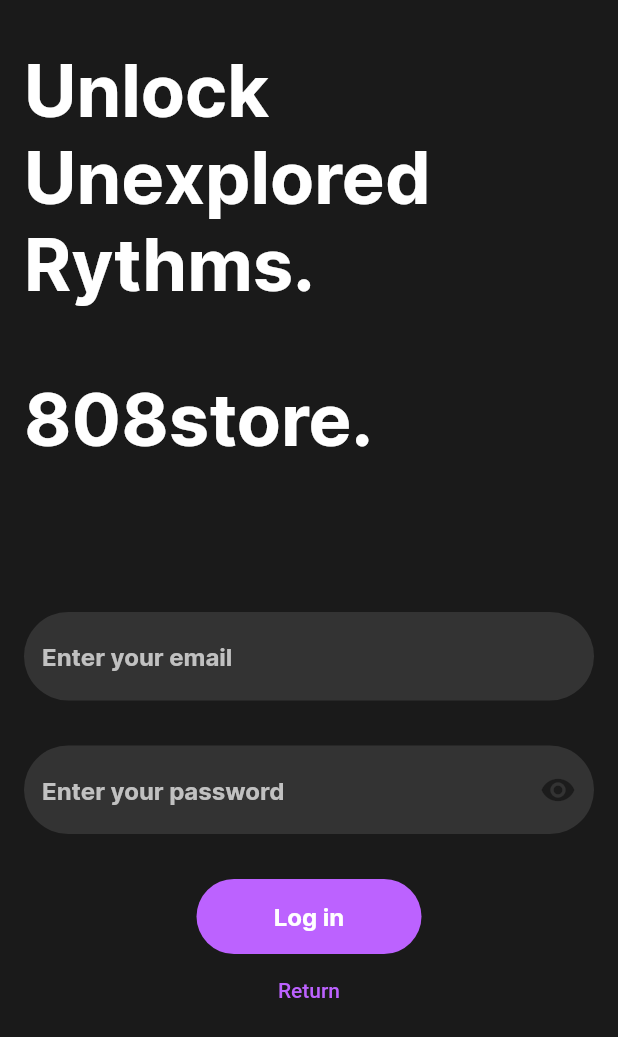
After one commit to norbertwrzos/808store, a Flutter app: the screen it shows after launch, after a tap on "Log in", on a phone screen of 412 x 824 dp. The commit adds this screen. Shown: the top 1037 px of the screen. Run offline on Flutter 3.47's test engine with Material 2 defaults, Android fonts, the phone set to English and light mode, and no system bars.

Commit message:
daily changes

```diff
--- a/808store/beat_store/lib/main.dart
+++ b/808store/beat_store/lib/main.dart
@@ -1,5 +1,5 @@
 import 'package:flutter/material.dart';
-import 'screens/login_page.dart';
+import 'screens/welcome_page.dart';
 
 void main() {
   runApp(const MyApp());
@@ -13,17 +13,36 @@ class MyApp extends StatelessWidget {
     return MaterialApp(
       title: 'Flutter Demo',
       theme: ThemeData(
-        fontFamily: "Inter",
-        textTheme: ThemeData.light().textTheme.copyWith(
+        scaffoldBackgroundColor: Color.fromRGBO(26, 26, 26, 1),
+        textTheme: ThemeData.dark().textTheme.copyWith(
+              // HEADER THEME
               headline6: const TextStyle(
                 fontWeight: FontWeight.bold,
-                fontSize: 50,
+                fontFamily: "Inter",
+                fontSize: 48,
                 color: Colors.white,
               ),
+              // MAIN TEXT THEME
+              headline5: const TextStyle(
+                fontFamily: "Inter",
+                fontWeight: FontWeight.bold,
+                fontSize: 16,
+                color: Colors.white,
+              ),
+              // MAIN TEXT THEME
+              headline4: const TextStyle(
+                fontFamily: "Inter",
+                fontWeight: FontWeight.bold,
+                fontSize: 16,
+                color: Color.fromRGBO(193, 193, 193, 60),
+              ),
             ),
-        primarySwatch: Colors.purple,
+        colorScheme: ColorScheme.fromSwatch().copyWith(
+          primary: const Color.fromRGBO(188, 98, 255, 1),
+          secondary: const Color.fromRGBO(26, 26, 26, 1),
+        ),
       ),
-      home: LoginPage(),
+      home: welcomePage(),
     );
   }
 }
--- /dev/null
+++ b/808store/beat_store/lib/screens/log_page.dart
@@ -0,0 +1,128 @@
+import 'package:flutter/material.dart';
+import 'package:flutter/src/widgets/container.dart';
+import 'package:flutter/src/widgets/framework.dart';
+import 'package:beat_store/widgets/password.dart';
+
+class LogPage extends StatefulWidget {
+  const LogPage({super.key});
+
+  @override
+  State<LogPage> createState() => _LogPageState();
+}
+
+class _LogPageState extends State<LogPage> {
+  late String _password;
+  final _passwordFieldKey = GlobalKey<FormFieldState<String>>();
+
+  @override
+  Widget build(BuildContext context) {
+    return Scaffold(
+      body: SingleChildScrollView(
+        child: SafeArea(
+          minimum: const EdgeInsets.all(16.0),
+          child: Column(
+            children: [
+              // Container(
+              //   height: 50,
+              //   width: 50,
+              //   child: FloatingActionButton(
+              //     elevation: 5,
+              //     onPressed: () {
+              //       Navigator.pop(context);
+              //     },
+              //     backgroundColor: Theme.of(context).scaffoldBackgroundColor,
+              //     child: const Icon(Icons.arrow_back_ios_new),
+              //   ),
+              // ),
+              Container(
+                margin:
+                    const EdgeInsets.only(top: 15.0, bottom: 15.0, right: 60.0),
+                child: Text(
+                  "Unlock Unexplored Rythms.",
+                  style: Theme.of(context).textTheme.headline6,
+                ),
+              ),
+              SizedBox(height: 30),
+              Container(
+                alignment: Alignment.topLeft,
+                child: Text(
+                  "808store.",
+                  style: Theme.of(context).textTheme.headline6,
+                ),
+              ),
+              SizedBox(
+                height: 100,
+              ),
+              Container(
+                decoration: BoxDecoration(
+                  borderRadius: BorderRadius.circular(37),
+                  color: Color(0xFF333333),
+                ),
+                child: TextFormField(
+                  decoration: InputDecoration(
+                      border: const OutlineInputBorder(
+                        borderRadius: BorderRadius.all(
+                          Radius.circular(10.0),
+                        ),
+                        borderSide: BorderSide(
+                          width: 0,
+                          style: BorderStyle.none,
+                        ),
+                      ),
+                      hintText: 'Enter your email',
+                      hintStyle: Theme.of(context).textTheme.headline4),
+                ),
+              ),
+              const SizedBox(
+                height: 30,
+              ),
+              Container(
+                decoration: BoxDecoration(
+                  borderRadius: BorderRadius.circular(37),
+                  color: Color(0xFF333333),
+                ),
+                child: PasswordField(
+                  fieldKey: _passwordFieldKey,
+                  onFieldSubmitted: (String value) {
+                    setState(
+                      () {
+                        _password = value;
+                      },
+                    );
+                  },
+                  hintText: "Enter your password",
+                  onSaved: (String? newValue) {},
+                  hintStyle: Theme.of(context).textTheme.headline4,
+                ),
+              ),
+              const SizedBox(
+                height: 30,
+              ),
+              TextButton(
+                style: ButtonStyle(
+                    fixedSize: MaterialStateProperty.all(
+                      const Size(150, 50),
+                    ),
+                    shape: MaterialStateProperty.all<RoundedRectangleBorder>(
+                        RoundedRectangleBorder(
+                            borderRadius: BorderRadius.circular(37.0))),
+                    backgroundColor: MaterialStateProperty.all(
+                        const Color.fromRGBO(188, 98, 255, 1))),
+                onPressed: () {},
+                child: Text(
+                  'Log in',
+                  style: Theme.of(context).textTheme.headline5,
+                ),
+              ),
+              TextButton(
+                  child: Text("Return"),
+                  onPressed: () {
+                    Navigator.pop(context);
+                  }),
+            ],
+          ),
+        ),
+      ),
+    );
+  }
+}
--- /dev/null
+++ b/808store/beat_store/lib/screens/welcome_page.dart
@@ -0,0 +1,104 @@
+import 'dart:ui';
+import "./log_page.dart";
+import 'package:flutter/material.dart';
+
+class welcomePage extends StatefulWidget {
+  const welcomePage({super.key});
+
+  @override
+  State<welcomePage> createState() => _welcomePageState();
+}
+
+class _welcomePageState extends State<welcomePage> {
+  @override
+  Widget build(BuildContext context) {
+    return Scaffold(
+      body: Container(
+        decoration: BoxDecoration(
+          image: DecorationImage(
+            image: AssetImage("assets/images/loginpage_photo.jpg"),
+            fit: BoxFit.cover,
+            colorFilter: ColorFilter.mode(
+              Colors.black.withOpacity(0.5),
+              BlendMode.darken,
+            ),
+          ),
+        ),
+        child: SafeArea(
+          minimum: const EdgeInsets.all(16.0),
+          child: Column(
+            children: [
+              Container(
+                margin:
+                    const EdgeInsets.only(top: 15.0, bottom: 15.0, right: 60.0),
+                child: Text(
+                  "Explore the sounds you've never heard.",
+                  style: Theme.of(context).textTheme.headline6,
+                ),
+              ),
+              SizedBox(height: 30),
+              Container(
+                alignment: Alignment.topLeft,
+                child: Text(
+                  "808store.",
+                  style: Theme.of(context).textTheme.headline6,
+                ),
+              ),
+              SizedBox(height: 3),
+              Container(
+                alignment: Alignment.topLeft,
+                margin: EdgeInsets.only(right: 150),
+                child: Text("designed & created by 808heather",
+                    style: Theme.of(context).textTheme.headline4),
+              ),
+              const SizedBox(height: 170),
+              TextButton(
+                style: ButtonStyle(
+                    minimumSize:
+                        MaterialStateProperty.all(const Size.fromHeight(50)),
+                    shape: MaterialStateProperty.all<RoundedRectangleBorder>(
+                        RoundedRectangleBorder(
+                            borderRadius: BorderRadius.circular(37.0))),
+                    backgroundColor: MaterialStateProperty.all(
+                        const Color.fromRGBO(188, 98, 255, 1))),
+                onPressed: () {
+                  Navigator.push(
+                    context,
+                    MaterialPageRoute(builder: (context) => const LogPage()),
+                  );
+                },
+                child: Text(
+                  'Log in',
+                  style: Theme.of(context).textTheme.headline5,
+                ),
+              ),
+              const SizedBox(height: 20),
+              Text("First time here?",
+                  style: Theme.of(context).textTheme.headline4),
+              SizedBox(height: 15),
+              TextButton(
+                style: ButtonStyle(
+                    fixedSize: MaterialStateProperty.all(
+                      const Size(150, 50),
+                    ),
+                    shape: MaterialStateProperty.all<RoundedRectangleBorder>(
+                      RoundedRectangleBorder(
+                        side: const BorderSide(
+                          color: Color.fromRGBO(193, 193, 193, 69),
+                        ),
+                        borderRadius: BorderRadius.circular(37.0),
+                      ),
+                    ),
+                    backgroundColor: MaterialStateProperty.all(
+                        Color.fromRGBO(26, 26, 26, 1))),
+                onPressed: () {},
+                child: Text('Sign up!',
+                    style: Theme.of(context).textTheme.headline5),
+              ),
+            ],
+          ),
+        ),
+      ),
+    );
+  }
+}
--- /dev/null
+++ b/808store/beat_store/lib/widgets/password.dart
@@ -0,0 +1,56 @@
+import 'package:flutter/material.dart';
+
+class PasswordField extends StatefulWidget {
+  const PasswordField({
+    super.key,
+    required this.fieldKey,
+    required this.hintText,
+    required this.hintStyle,
+    required this.onSaved,
+    required this.onFieldSubmitted,
+  });
+
+  final Key fieldKey;
+  final String hintText;
+  final hintStyle;
+  final FormFieldSetter<String> onSaved;
+  final ValueChanged<String> onFieldSubmitted;
+
+  @override
+  _PasswordFieldState createState() => _PasswordFieldState();
+}
+
+class _PasswordFieldState extends State<PasswordField> {
+  bool _obscureText = true;
+
+  @override
+  Widget build(BuildContext context) {
+    return TextFormField(
+      key: widget.fieldKey,
+      obscureText: _obscureText,
+      onSaved: widget.onSaved,
+      onFieldSubmitted: widget.onFieldSubmitted,
+      decoration: InputDecoration(
+        border: const OutlineInputBorder(
+            borderRadius: BorderRadius.all(
+              Radius.circular(10.0),
+            ),
+            borderSide: BorderSide(
+              width: 0,
+              style: BorderStyle.none,
+            )),
+        hintText: widget.hintText,
+        hintStyle: widget.hintStyle,
+        suffixIcon: GestureDetector(
+          onTap: () {
+            setState(() {
+              _obscureText = !_obscureText;
+            });
+          },
+          child:
+              new Icon(_obscureText ? Icons.visibility : Icons.visibility_off),
+        ),
+      ),
+    );
+  }
+}
```
Also changed, not shown: 808store/beat_store/lib/screens/login_page.dart (deleted, +0 -122 lines).
